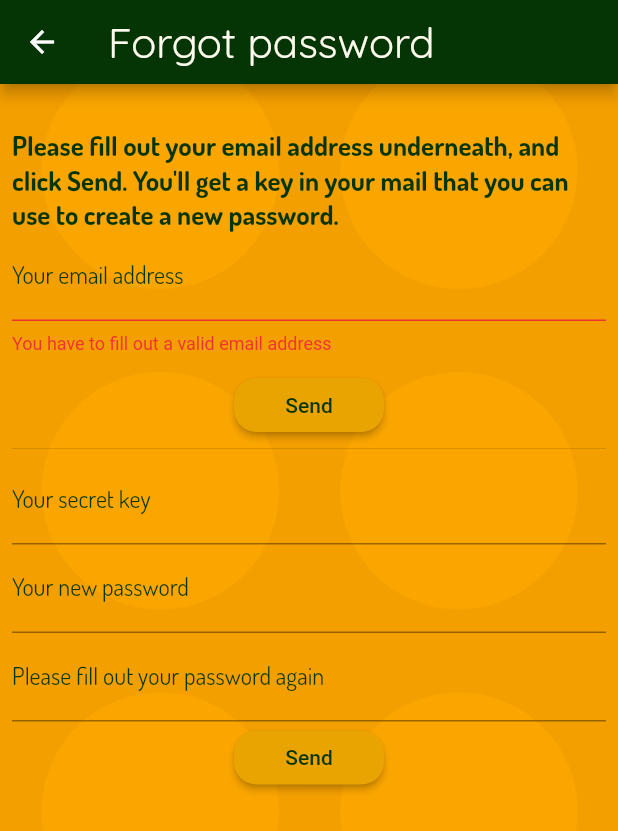
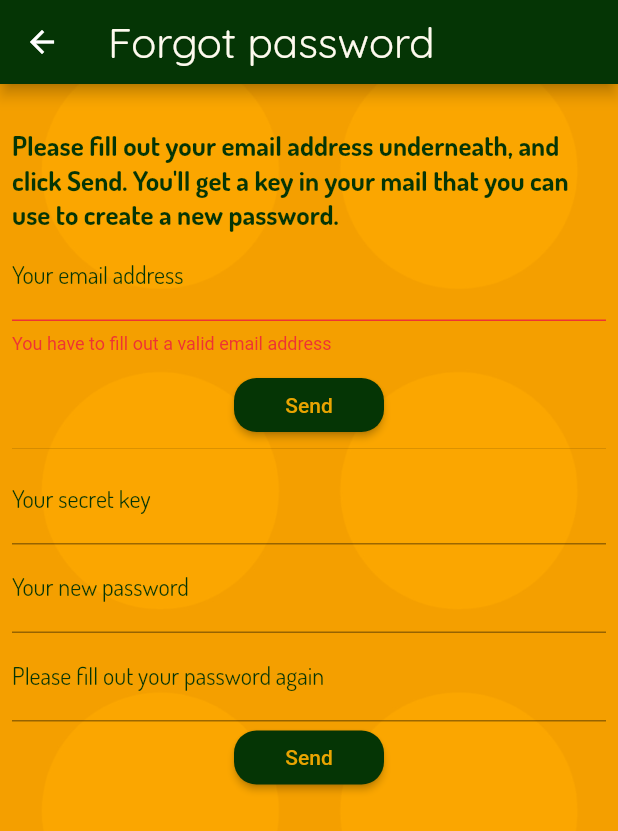
Before and after one commit to gjbogaerts/roylen-flutter-client, a Flutter app: the AuthPasswordReset screen opened by its route, after a tap on "Send", on a phone screen of 412 x 824 dp. Shown: the top 831 px of the screen. Run offline on Flutter 3.47's test engine with Material 2 defaults, Android fonts, the phone set to English and light mode, and no system bars; our stand-ins replace email_validator, i18n_extension, image_picker, location, shared_preferences; accounts and stored records are empty; network calls fail; statements that could not run were skipped.

Commit message:
Design stuff

```diff
--- a/lib/screens/ad_create.dart
+++ b/lib/screens/ad_create.dart
@@ -110,7 +110,6 @@ class _MyDialogState extends State<MyDialog> {
   @override
   Widget build(BuildContext context) {
     return AlertDialog(
-      backgroundColor: Theme.of(context).cardColor,
       elevation: 25,
       shape: RoundedRectangleBorder(borderRadius: BorderRadius.circular(15)),
       title: Text('Niet ingelogd'),
--- a/lib/screens/auth.dart
+++ b/lib/screens/auth.dart
@@ -152,6 +152,16 @@ class _AuthState extends State<Auth> {
                         style: Theme.of(context).textTheme.title,
                       ),
                     ),
+                    Center(
+                      child: CircleAvatar(
+                        foregroundColor: Theme.of(context).primaryColor,
+                        backgroundColor: Theme.of(context).primaryColor,
+                        radius: 50,
+                        backgroundImage: _image == null
+                            ? AssetImage('assets/images/image2.png')
+                            : FileImage(_image),
+                      ),
+                    ),
                     Form(
                       key: _formKey,
                       child: Container(
@@ -243,22 +253,11 @@ class _AuthState extends State<Auth> {
                                     mainAxisAlignment:
                                         MainAxisAlignment.spaceBetween,
                                     children: <Widget>[
-                                      CircleAvatar(
-                                        radius: 25,
-                                        backgroundImage: _image == null
-                                            ? AssetImage(
-                                                'assets/images/image9.jpeg')
-                                            : FileImage(_image),
-                                      ),
-                                      ButtonBar(
-                                        buttonPadding:
-                                            EdgeInsets.symmetric(horizontal: 5),
-                                        children: <Widget>[
                                       RaisedButton.icon(
                                         onPressed: () {
                                           getImage('camera');
                                         },
-                                            color: Theme.of(context).hintColor,
+                                        color: Theme.of(context).canvasColor,
                                         icon: Icon(Icons.photo_camera),
                                         label: Text('Neem een foto'),
                                       ),
@@ -266,15 +265,16 @@ class _AuthState extends State<Auth> {
                                         onPressed: () {
                                           getImage('gallery');
                                         },
-                                            color: Theme.of(context).hintColor,
+                                        color: Theme.of(context).canvasColor,
                                         icon: Icon(Icons.photo_album),
                                         label: Text('Kies een foto'),
                                       )
                                     ],
-                                      ),
-                                    ],
                                   )
                                 ],
+                              ),
+                            SizedBox(
+                              height: 20,
                             ),
                             Row(
                               mainAxisAlignment: MainAxisAlignment.spaceBetween,
--- a/lib/screens/auth_password_reset.dart
+++ b/lib/screens/auth_password_reset.dart
@@ -84,6 +84,8 @@ class _AuthPasswordResetState extends State<AuthPasswordReset> {
         content: Text(msg),
         actions: <Widget>[
           FlatButton(
+            color: Theme.of(context).primaryColor,
+            textColor: Theme.of(context).accentColor,
             child: Text('OK'.i18n),
             onPressed: () {
               Navigator.of(context).pop();
@@ -106,7 +108,7 @@ class _AuthPasswordResetState extends State<AuthPasswordReset> {
     } else {
       _showDialog(
           'Gelukt'.i18n,
-          'Je hebt een email gekregen met een code erin. Vul deze code hieronder in en maak een nieuw wachtwoord aan'
+          'Je hebt een email gekregen met een code erin. Vul deze code hieronder in en maak een nieuw wachtwoord aan.'
               .i18n);
     }
   }
@@ -167,9 +169,10 @@ class _AuthPasswordResetState extends State<AuthPasswordReset> {
                       SizedBox(height: 10),
                       RaisedButton(
                         child: Text('Versturen'.i18n),
-                        onPressed: _handleEmailSubmit,
+                        onPressed:
+                            _handleEmailSubmit, /*
                         color: Theme.of(context).accentColor,
-                        textColor: Theme.of(context).primaryColor,
+                        textColor: Theme.of(context).primaryColor, */
                       )
                     ],
                   ),
@@ -224,9 +227,10 @@ class _AuthPasswordResetState extends State<AuthPasswordReset> {
                       ),
                       RaisedButton(
                         onPressed: _handlePasswordReset,
-                        child: Text('Versturen'.i18n),
+                        child: Text('Versturen'
+                            .i18n), /*
                         color: Theme.of(context).accentColor,
-                        textColor: Theme.of(context).primaryColor,
+                        textColor: Theme.of(context).primaryColor, */
                       ),
                     ],
                   ),
--- a/pubspec.yaml
+++ b/pubspec.yaml
@@ -46,7 +46,7 @@ dev_dependencies:
 flutter_icons:
   android: 'launcher_icon'
   ios: true
-  image_path: 'assets/images/LogoGroen.png'
+  image_path: 'assets/images/Geelgroen.png'
 
 # For information on the generic Dart part of this file, see the
 # following page: https://dart.dev/tools/pub/pubspec
@@ -64,9 +64,11 @@ flutter:
   #  - images/a_dot_ham.jpeg
   assets:
     - assets/images/image9.jpeg
+    - assets/images/image2.png
     - assets/images/bgimage.jpeg
     - assets/images/LogoGroen.png
     - assets/images/LogoGeel.png
+    - assets/images/Geelgroen.png
   # An image asset can refer to one or more resolution-specific "variants", see
   # https://flutter.dev/assets-and-images/#resolution-aware.
 
```
Also changed, not shown: lib/screens/ad_user_list.dart (+20 -4 lines), lib/screens/auth_profile.dart (+4 -4 lines), lib/screens/messages.dart (+14 -9 lines), lib/widgets/ad_form.dart (+29 -7 lines), assets/images/Geelgroen.png (added), assets/images/Groengeel.png (added), 26 other files. Lines whose indentation alone changed are shown as unchanged.
